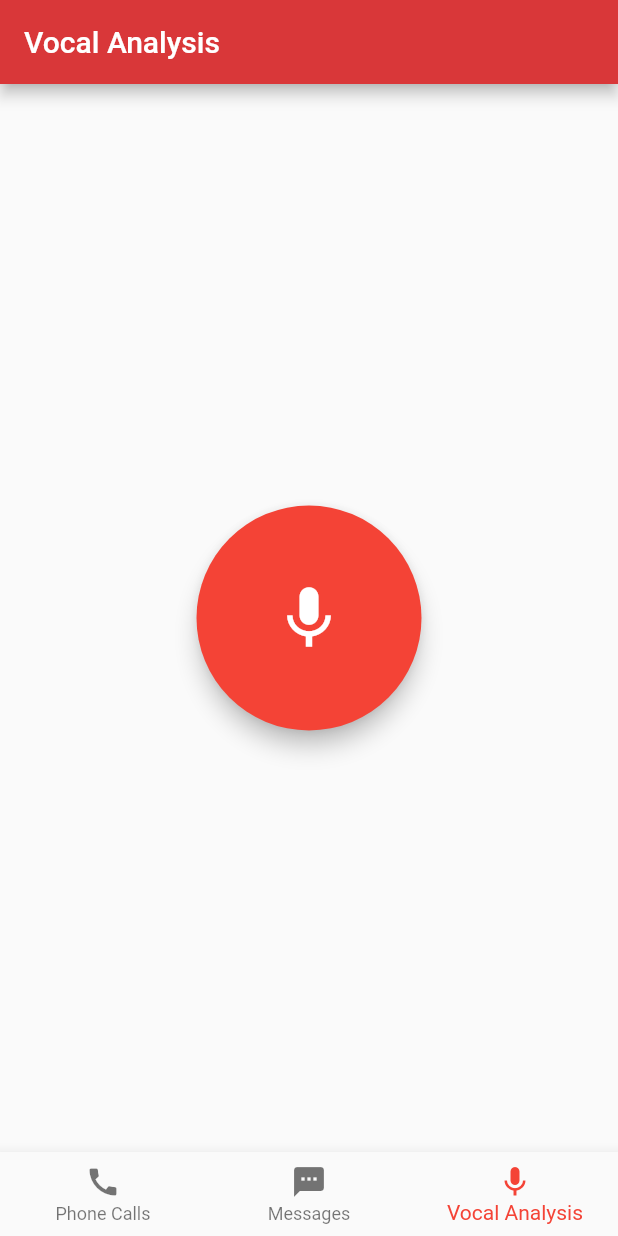
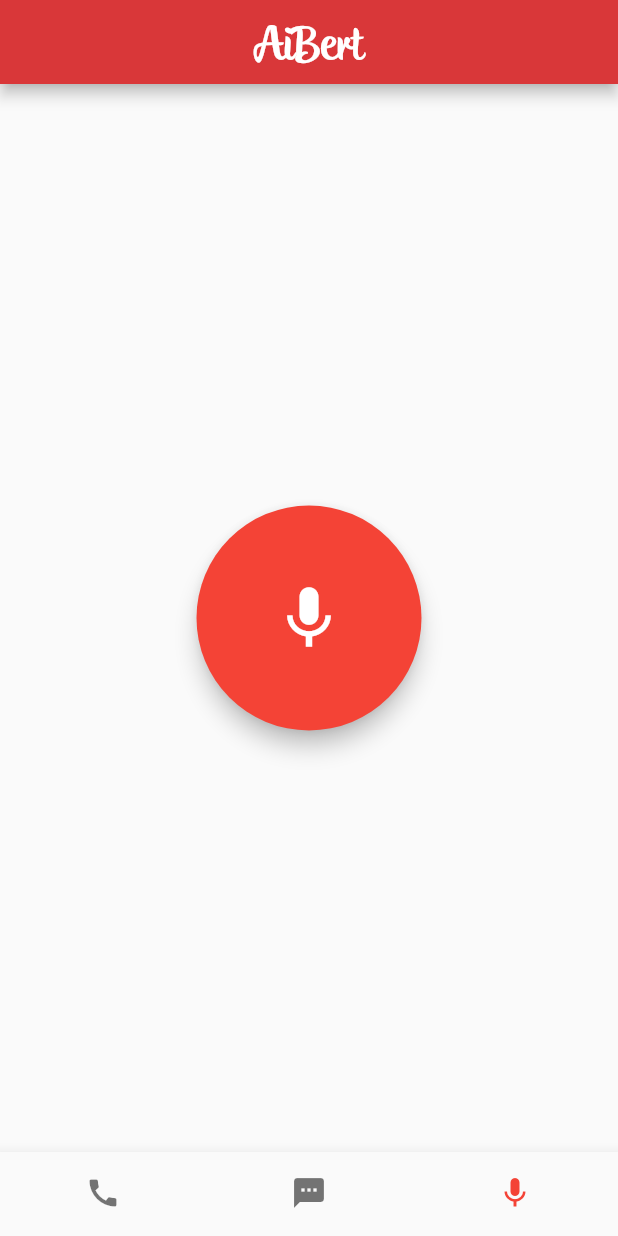
Before and after one commit to zhangwenhe1007/AAA-Spam-Prevention, a Flutter app: the screen it shows after launch, item 3 of the bottom bar chosen, on a phone screen of 412 x 824 dp. Run offline on Flutter 3.47's test engine with Material 2 defaults, Android fonts, the phone set to English and light mode, and no system bars; our stand-ins replace flutter_local_notifications, sqflite; accounts and stored records are empty.

Commit message:
changed a lot of things

```diff
--- a/lib/main.dart
+++ b/lib/main.dart
@@ -3,8 +3,6 @@ import 'pages/call_numbers.dart';
 import 'pages/sms_messages.dart';
 import 'pages/microphone_icon.dart';
 //import 'package:tflite_flutter/tflite_flutter.dart';
-
-//TO BE FIXED: KEEP THE INCOMING NUMBERS AND MESSAGES SHOWN IN THE APP
 
 //here, I'll define our primary color
 
@@ -18,14 +16,14 @@ class MyApp extends StatelessWidget {
   @override
   Widget build(BuildContext context) {
     return MaterialApp(
-      title: 'Flutter Demo',
+      title: "AiBert",
       theme: ThemeData(
         appBarTheme: AppBarTheme(
           color: const Color(0xFFD93739),
         ),
         primarySwatch: Colors.red,
       ),
-      home: MyHomePage(title: 'Flutter Demo Home Page'),
+      home: MyHomePage(title: 'AiBert'),
     );
   }
 }
@@ -63,6 +61,8 @@ class _MyHomePageState extends State<MyHomePage> {
         children: _widgetOptions,
       ),
       bottomNavigationBar: BottomNavigationBar(
+        showSelectedLabels: false,
+        showUnselectedLabels: false,
         items: const <BottomNavigationBarItem>[
           BottomNavigationBarItem(
             icon: Icon(Icons.call),
--- a/lib/pages/microphone_icon.dart
+++ b/lib/pages/microphone_icon.dart
@@ -27,7 +27,9 @@ class _MicrophonePageState extends State<MicrophonePage> {
   Widget build(BuildContext context) {
     return Scaffold(
       appBar: AppBar(
-        title: Text('Vocal Analysis'),
+        centerTitle: true,
+        title: Text('AiBert', style: TextStyle(fontSize: 30, fontWeight: FontWeight.w100, // light
+    fontFamily: 'Blue Vinyl',)),
       ),
       body: Center(
         child: Container(
```
Also changed, not shown: lib/networking.dart (+13 -0 lines), lib/pages/call_numbers.dart (+20 -3 lines), lib/pages/sms_messages.dart (+37 -6 lines), pubspec.yaml (+11 -11 lines), assets/blue_vinyl_bold.otf (added), assets/blue_vinyl_regular.otf (added).
